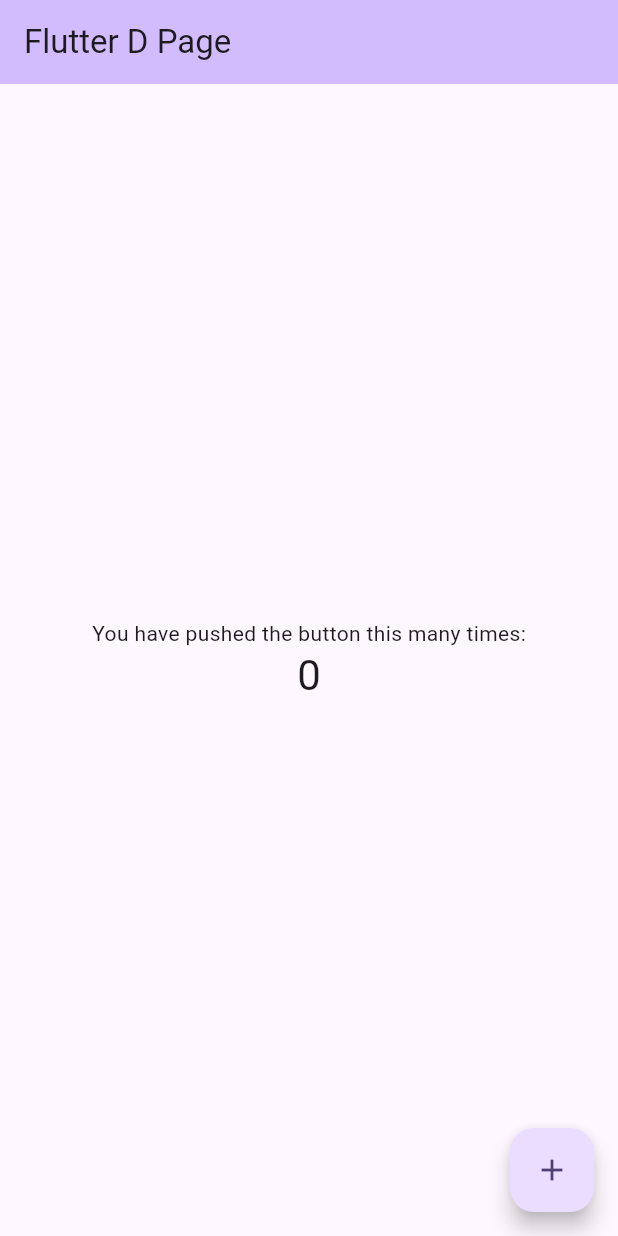
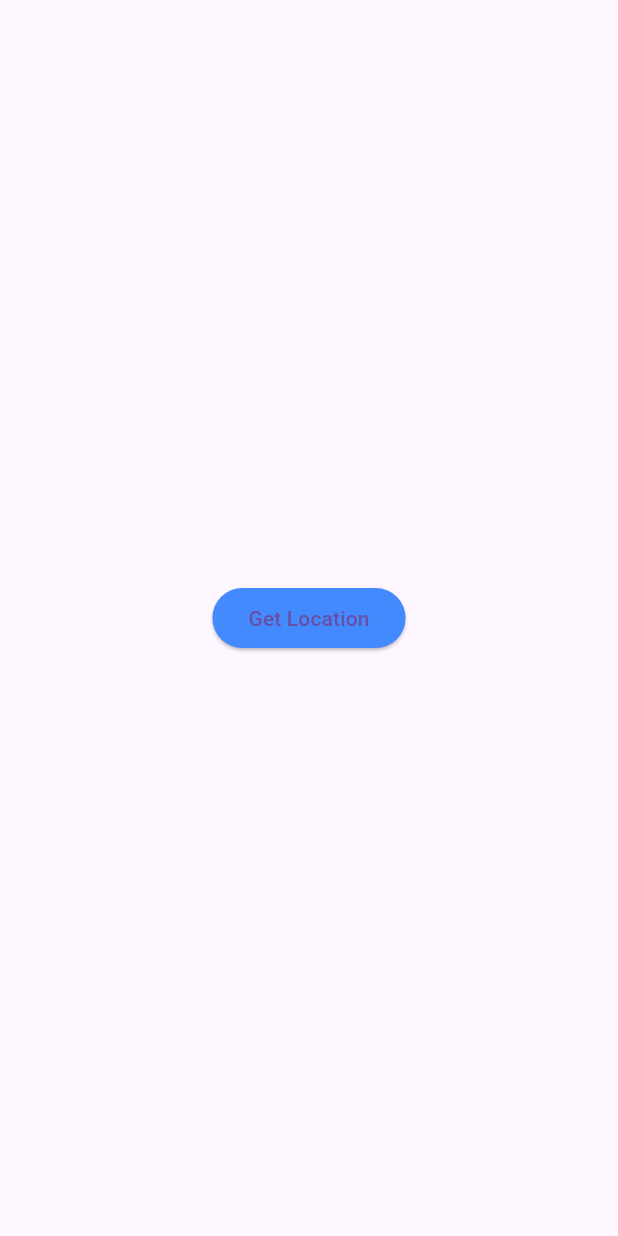
Before and after one commit to TalibAhsan/weather-app, a Flutter app: the screen it shows after launch, on a phone screen of 412 x 824 dp. Run offline on Flutter 3.47's test engine with Material 3 defaults, Android fonts, the phone set to English and light mode, and no system bars; our stand-ins replace geolocator.

Commit message:
set location ui

```diff
--- a/lib/main.dart
+++ b/lib/main.dart
@@ -1,122 +1,17 @@
+
 import 'package:flutter/material.dart';
+import 'package:twoo_climate/screens/home_screen.dart';
 
 void main() {
-  runApp(const MyApp());
+  runApp(Climate());
 }
 
-class MyApp extends StatelessWidget {
-  const MyApp({super.key});
-
-  // This widget is the root of your application.
+class Climate extends StatelessWidget {
   @override
   Widget build(BuildContext context) {
     return MaterialApp(
-      title: 'Flutter Demo',
-      theme: ThemeData(
-        // This is the theme of your application.
-        //
-        // TRY THIS: Try running your application with "flutter run". You'll see
-        // the application has a purple toolbar. Then, without quitting the app,
-        // try changing the seedColor in the colorScheme below to Colors.green
-        // and then invoke "hot reload" (save your changes or press the "hot
-        // reload" button in a Flutter-supported IDE, or press "r" if you used
-        // the command line to start the app).
-        //
-        // Notice that the counter didn't reset back to zero; the application
-        // state is not lost during the reload. To reset the state, use hot
-        // restart instead.
-        //
-        // This works for code too, not just values: Most code changes can be
-        // tested with just a hot reload.
-        colorScheme: ColorScheme.fromSeed(seedColor: Colors.deepPurple),
-      ),
-      home: const MyHomePage(title: 'Flutter D Page'),
+      debugShowCheckedModeBanner: false,
+      home: HomeScreen(),
     );
   }
 }
-
-class MyHomePage extends StatefulWidget {
-  const MyHomePage({super.key, required this.title});
-
-  // This widget is the home page of your application. It is stateful, meaning
-  // that it has a State object (defined below) that contains fields that affect
-  // how it looks.
-
-  // This class is the configuration for the state. It holds the values (in this
-  // case the title) provided by the parent (in this case the App widget) and
-  // used by the build method of the State. Fields in a Widget subclass are
-  // always marked "final".
-
-  final String title;
-
-  @override
-  State<MyHomePage> createState() => _MyHomePageState();
-}
-
-class _MyHomePageState extends State<MyHomePage> {
-  int _counter = 0;
-
-  void _incrementCounter() {
-    setState(() {
-      // This call to setState tells the Flutter framework that something has
-      // changed in this State, which causes it to rerun the build method below
-      // so that the display can reflect the updated values. If we changed
-      // _counter without calling setState(), then the build method would not be
-      // called again, and so nothing would appear to happen.
-      _counter++;
-    });
-  }
-
-  @override
-  Widget build(BuildContext context) {
-    // This method is rerun every time setState is called, for instance as done
-    // by the _incrementCounter method above.
-    //
-    // The Flutter framework has been optimized to make rerunning build methods
-    // fast, so that you can just rebuild anything that needs updating rather
-    // than having to individually change instances of widgets.
-    return Scaffold(
-      appBar: AppBar(
-        // TRY THIS: Try changing the color here to a specific color (to
-        // Colors.amber, perhaps?) and trigger a hot reload to see the AppBar
-        // change color while the other colors stay the same.
-        backgroundColor: Theme.of(context).colorScheme.inversePrimary,
-        // Here we take the value from the MyHomePage object that was created by
-        // the App.build method, and use it to set our appbar title.
-        title: Text(widget.title),
-      ),
-      body: Center(
-        // Center is a layout widget. It takes a single child and positions it
-        // in the middle of the parent.
-        child: Column(
-          // Column is also a layout widget. It takes a list of children and
-          // arranges them vertically. By default, it sizes itself to fit its
-          // children horizontally, and tries to be as tall as its parent.
-          //
-          // Column has various properties to control how it sizes itself and
-          // how it positions its children. Here we use mainAxisAlignment to
-          // center the children vertically; the main axis here is the vertical
-          // axis because Columns are vertical (the cross axis would be
-          // horizontal).
-          //
-          // TRY THIS: Invoke "debug painting" (choose the "Toggle Debug Paint"
-          // action in the IDE, or press "p" in the console), to see the
-          // wireframe for each widget.
-          mainAxisAlignment: MainAxisAlignment.center,
-          children: <Widget>[
-            const Text('You have pushed the button this many times:'),
-            Text(
-              '$_counter',
-              style: Theme.of(context).textTheme.headlineMedium,
-            ),
-          ],
-        ),
-      ),
-      floatingActionButton: FloatingActionButton(
-        onPressed: _incrementCounter,
-        tooltip: 'Increment',
-        child: const Icon(Icons.add),
-      ), // This trailing comma makes auto-formatting nicer for build methods.
-    );
-  }
-}
--- /dev/null
+++ b/lib/screens/home_screen.dart
@@ -0,0 +1,34 @@
+import 'package:flutter/material.dart';
+import 'package:geolocator/geolocator.dart';
+
+class HomeScreen extends StatefulWidget {
+  const HomeScreen({super.key});
+
+  @override
+  State<HomeScreen> createState() => _HomeScreenState();
+}
+
+class _HomeScreenState extends State<HomeScreen> {
+  void getLocation() async{
+    await Geolocator.requestPermission();
+    Position position = await Geolocator.getCurrentPosition(desiredAccuracy:LocationAccuracy.low);
+    print("position");
+  }
+  @override
+  Widget build(BuildContext context) {
+    return Scaffold(
+      body: Center(
+        child: ElevatedButton(
+          style: ElevatedButton.styleFrom(
+            backgroundColor: Colors.blueAccent,
+          ),
+          onPressed: () {
+
+          },
+          child: Text("Get Location"),
+
+        ),
+      ),
+    );
+  }
+}
--- a/pubspec.yaml
+++ b/pubspec.yaml
@@ -34,7 +34,7 @@ dependencies:
   # The following adds the Cupertino Icons font to your application.
   # Use with the CupertinoIcons class for iOS style icons.
   cupertino_icons: ^1.0.8
-
+  geolocator: ^14.0.2
 dev_dependencies:
   flutter_test:
     sdk: flutter
```
Also changed, not shown: pubspec.lock, 9 other files.
